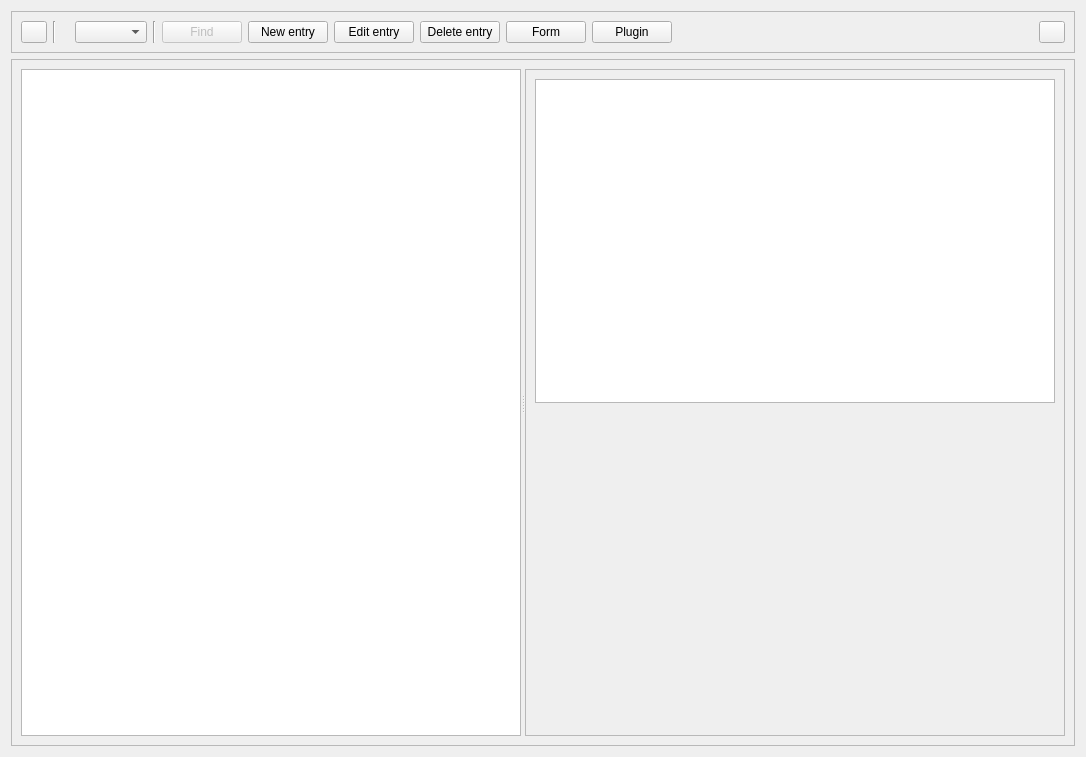
First picture: the form in resources/data_sheet.ui, repository lesca-research/piccel, before the edit.
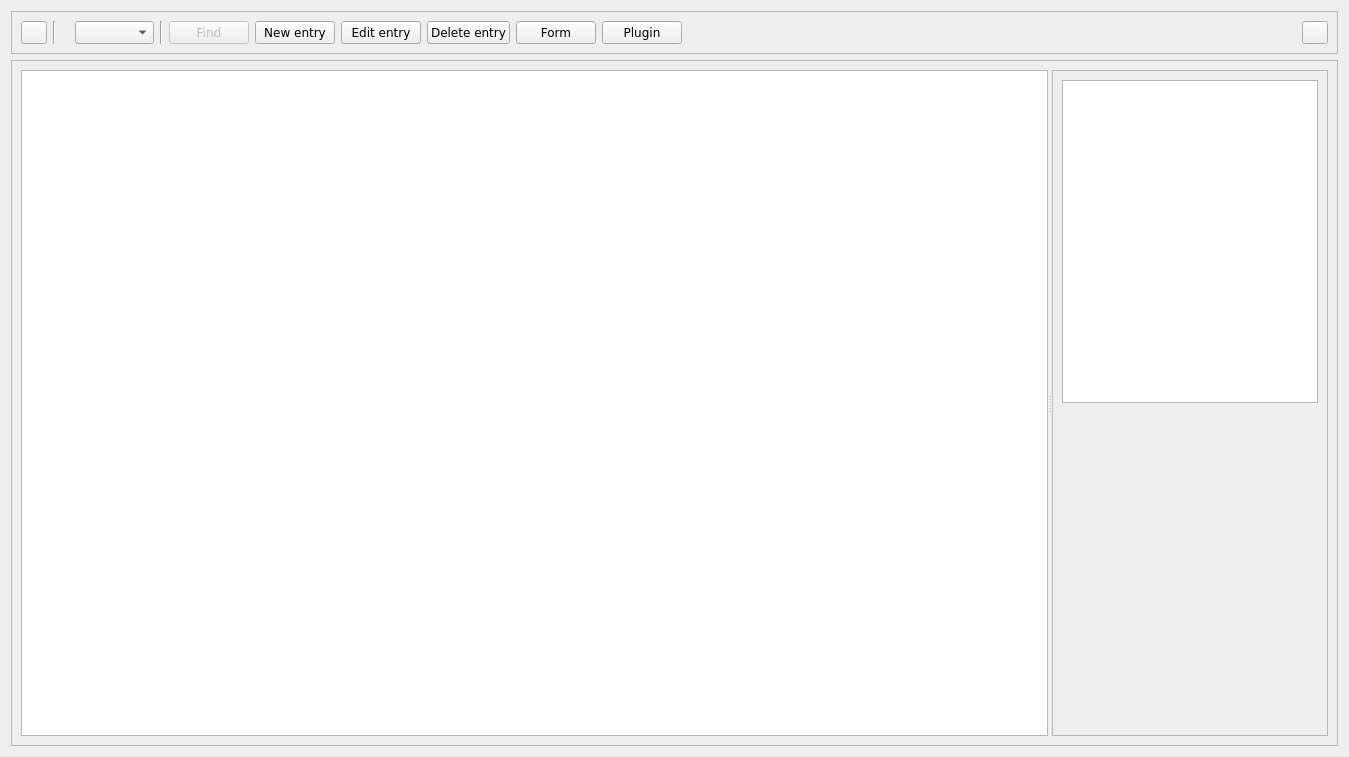
Second picture: the form after the edit. Custom widgets are drawn as their Qt base class.

Commit message: Improve app style

Diff of the .ui file:
```diff
--- a/resources/data_sheet.ui
+++ b/resources/data_sheet.ui
@@ -6,7 +6,7 @@
    <rect>
     <x>0</x>
     <y>0</y>
-    <width>1086</width>
+    <width>1349</width>
     <height>757</height>
    </rect>
   </property>
@@ -69,7 +69,13 @@
        </widget>
       </item>
       <item>
-       <widget class="QComboBox" name="comboBox_view"/>
+       <widget class="QComboBox" name="comboBox_view">
+        <property name="font">
+         <font>
+          <family>Verdana</family>
+         </font>
+        </property>
+       </widget>
       </item>
       <item>
        <widget class="Line" name="line">
@@ -83,6 +89,11 @@
         <property name="enabled">
          <bool>false</bool>
         </property>
+        <property name="font">
+         <font>
+          <family>Verdana</family>
+         </font>
+        </property>
         <property name="text">
          <string>Find</string>
         </property>
@@ -90,6 +101,11 @@
       </item>
       <item>
        <widget class="QPushButton" name="button_new_entry">
+        <property name="font">
+         <font>
+          <family>Verdana</family>
+         </font>
+        </property>
         <property name="text">
          <string>New entry</string>
         </property>
@@ -97,6 +113,11 @@
       </item>
       <item>
        <widget class="QPushButton" name="button_edit_entry">
+        <property name="font">
+         <font>
+          <family>Verdana</family>
+         </font>
+        </property>
         <property name="text">
          <string>Edit entry</string>
         </property>
@@ -104,6 +125,11 @@
       </item>
       <item>
        <widget class="QPushButton" name="button_delete_entry">
+        <property name="font">
+         <font>
+          <family>Verdana</family>
+         </font>
+        </property>
         <property name="text">
          <string>Delete entry</string>
         </property>
@@ -111,6 +137,11 @@
       </item>
       <item>
        <widget class="QPushButton" name="button_edit_form">
+        <property name="font">
+         <font>
+          <family>Verdana</family>
+         </font>
+        </property>
         <property name="text">
          <string>Form</string>
         </property>
@@ -118,6 +149,11 @@
       </item>
       <item>
        <widget class="QPushButton" name="button_edit_plugin">
+        <property name="font">
+         <font>
+          <family>Verdana</family>
+         </font>
+        </property>
         <property name="text">
          <string>Plugin</string>
         </property>
@@ -169,6 +205,9 @@
    </item>
    <item>
     <widget class="QFrame" name="frame">
+     <property name="styleSheet">
+      <string notr="true">font-family: Verdana;</string>
+     </property>
      <property name="frameShape">
       <enum>QFrame::StyledPanel</enum>
      </property>
@@ -182,6 +221,18 @@
          <enum>Qt::Horizontal</enum>
         </property>
         <widget class="FreezeTableWidget" name="tableView">
+         <property name="sizePolicy">
+          <sizepolicy hsizetype="Expanding" vsizetype="Expanding">
+           <horstretch>2</horstretch>
+           <verstretch>0</verstretch>
+          </sizepolicy>
+         </property>
+         <property name="font">
+          <font>
+           <family>Verdana</family>
+           <pointsize>12</pointsize>
+          </font>
+         </property>
          <property name="alternatingRowColors">
           <bool>true</bool>
          </property>
@@ -214,6 +265,12 @@
               <verstretch>0</verstretch>
              </sizepolicy>
             </property>
+            <property name="font">
+             <font>
+              <family>Verdana</family>
+              <pointsize>11</pointsize>
+             </font>
+            </property>
            </widget>
           </item>
           <item>
```
The commit also changes 12 other files.
